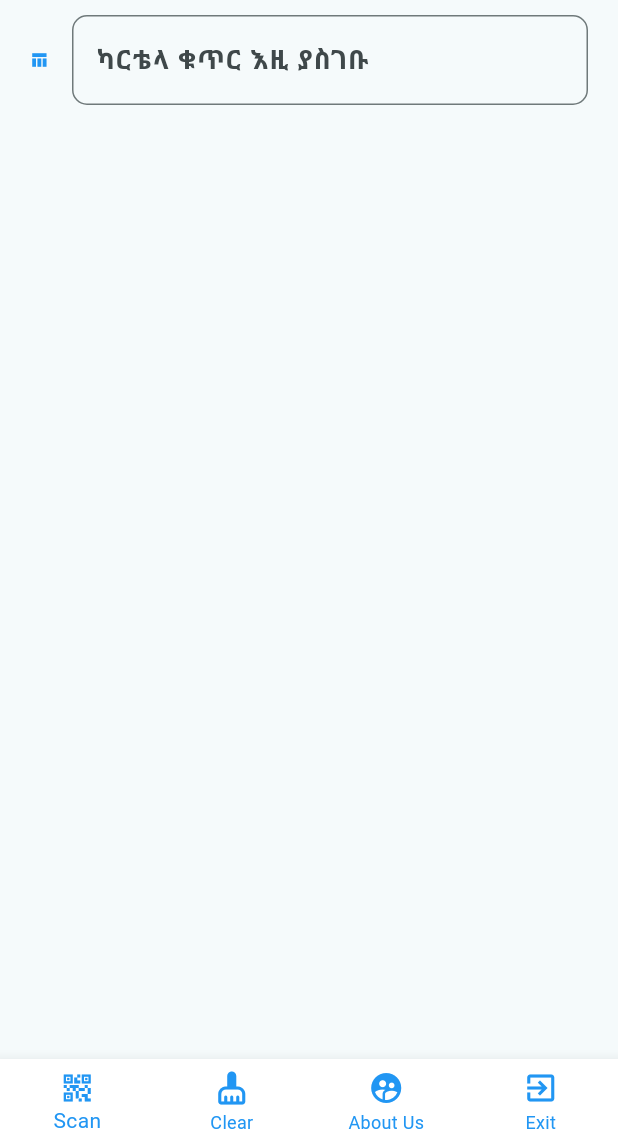
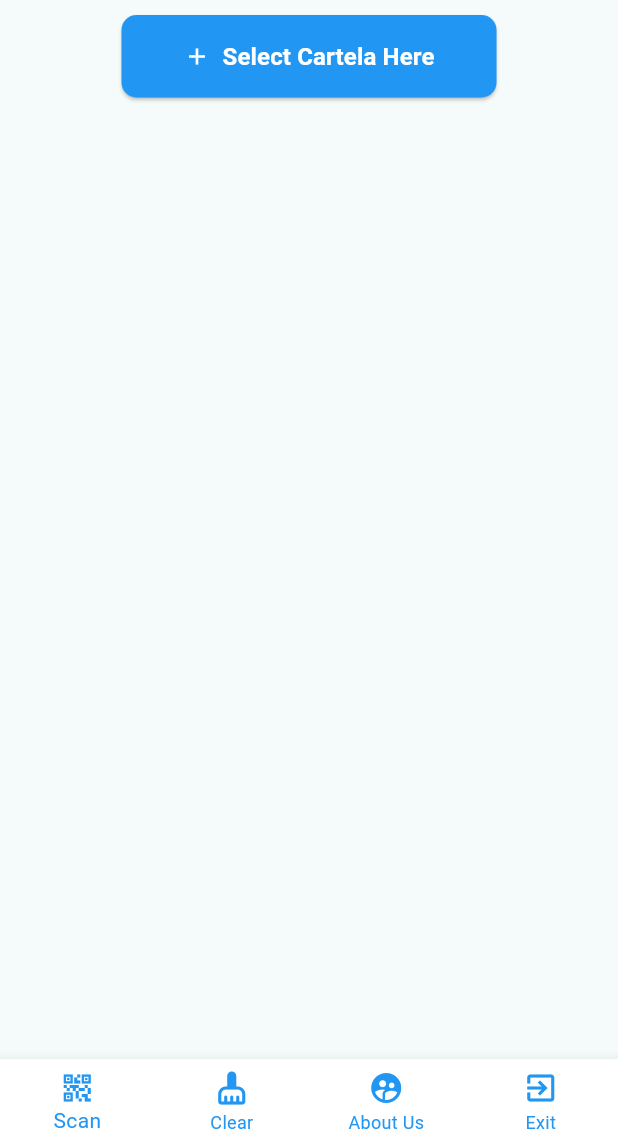
Before and after one commit to binilet/hag_cartela, a Flutter app: the screen it shows after launch, on a phone screen of 412 x 824 dp, the part 90-1236 px from its top. Run offline on Flutter 3.47's test engine with Material 3 defaults, Android fonts, the phone set to English and light mode, and no system bars; our stand-ins replace permission_handler; missing offline and left inert: qrscan.

Commit message:
board selector completed

```diff
--- /dev/null
+++ b/lib/Widgets/appBar.dart
@@ -0,0 +1,10 @@
+import 'package:flutter/material.dart';
+
+class AppBar extends StatelessWidget{
+  @override
+  Widget build(BuildContext context){
+    return AppBar(
+
+    );
+  }
+}
--- a/lib/Widgets/bottom_navigator.dart
+++ b/lib/Widgets/bottom_navigator.dart
@@ -50,7 +50,7 @@
           Provider.of<ScannerState>(context,listen: false).setIsLoading(true);
           await Provider.of<ScannerState>(context,listen: false).scanQR();
           Provider.of<ScannerState>(context,listen: false).setIsLoading(false);
-          //_scanQR();
+
         } else if (index == 1) {//clear
           Provider.of<ScannerState>(context,listen:false).resetBoards();
         } else if (index == 2) {//about us
--- a/lib/main.dart
+++ b/lib/main.dart
@@ -4,6 +4,7 @@
 import './Widgets/bottom_navigator.dart';
 import 'package:provider/provider.dart';
 import './States/scanner_state.dart';
+import './Widgets/BoardSelector.dart';
 
 void main() {
   runApp(const MyApp());
@@ -40,7 +41,31 @@
               padding: EdgeInsets.only(top: 10.0),
               child: MyHomePage(),
             ),
-          ),
+          ) /*Stack(
+            children: [
+              const SingleChildScrollView(
+                child: Padding(
+                  padding: EdgeInsets.only(top: 10.0),
+                  child: MyHomePage(),
+                ),
+              ),
+              // Text watermark overlay
+              Positioned.fill(
+                child: IgnorePointer(
+                  child: Center(
+                    child: Text(
+                      'HAGERE GAMES!',
+                      style: TextStyle(
+                        color: Colors.grey.withOpacity(0.5), // Adjust color and opacity
+                        fontSize: 20.0, // Adjust the font size
+                        fontWeight: FontWeight.bold,
+                      ),
+                    ),
+                  ),
+                ),
+              ),
+            ],
+          )*/,
           bottomNavigationBar: BottomNavigator(),
         ),
       ),
@@ -87,6 +112,11 @@
   Widget build(BuildContext context) {
     List<Color> blueShades = [Colors.red, Colors.orange, Colors.yellow, Colors.green, Colors.blue];
     final myState = Provider.of<ScannerState>(context);
+    // Get the screen width
+    double screenWidth = MediaQuery.of(context).size.width;
+
+    // Calculate the text size based on the screen width
+    double textSize = screenWidth * 0.04; // You can adjust the multiplier as needed
     return Material(
       child: Column(
         children: <Widget>[
@@ -96,10 +126,10 @@
               Expanded(
                 // Add this
                 child: Padding(
-                  padding: EdgeInsets.only(left: 20.0, right: 20.0,bottom: 15.0),
+                  padding: EdgeInsets.only(left: 10.0, right: 10.0,bottom: 1.0),
                   child: Column(
                     children: [
-                      TextField(
+                      /*TextField(
                         controller: board_id_controller,
                         keyboardType: TextInputType.number,
                         style: TextStyle(
@@ -133,9 +163,39 @@
                         numbers = fetchNumbers(value);
                       });*/
                         },
-                      ),
+                      ),*/
+                      ElevatedButton(
+                        onPressed: () {
+                          // Handle button press here
+                          Navigator.push(
+                            context,
+                            MaterialPageRoute(
+                              builder: (context) => BoardSelectorWidget(data: myState.boards),
+                            ),
+                          );
+                        },
+                        style: ElevatedButton.styleFrom(
+                          primary: Colors.blue, // This is the background color
+                          onPrimary: Colors.white, // This is the color of the text and icon
+                          shape: RoundedRectangleBorder(
+                            borderRadius: BorderRadius.circular(10), // This is the border radius
+                          ),
+                          padding: EdgeInsets.symmetric(horizontal: 20, vertical: 16), // Adjust as needed
+                          minimumSize: Size(250, 50), // Adjust as needed
+                        ),
+                        child: Row(
+                          mainAxisSize: MainAxisSize.min,
+                          children: [
+                            Icon(Icons.add), // Add your desired icon
+                            SizedBox(width: 8), // Adjust spacing between icon and text
+                            Text('Select Cartela Here',style: TextStyle(fontWeight: FontWeight.bold,fontSize: 16.0),),
+                          ],
+                        ),
+                      )
+                      ,
 
-                      Column(
+
+      Column(
                         children: [
                           Text(
                             myState.isLoadingDone ? '${myState.message}' : '',
@@ -193,7 +253,7 @@
                         mainAxisAlignment: MainAxisAlignment.spaceEvenly, // Add this
                         children: 'BINGO'
                             .split('')
-                            .map((letter) => Text(letter,
+                               .map((letter) => Text(letter,
                             style: TextStyle(
                                 fontSize: 24.0,
                                 color: blueShades['BINGO'.indexOf(letter)],
@@ -251,7 +311,7 @@
                                           .cartNums[index % 5][index ~/ 5]
                                           .toString(),
                                       style: TextStyle(
-                                        fontSize: 24.0, // adjust as needed
+                                        fontSize: textSize, // adjust as needed
                                         color: boardColorsList?[boardIndex][index] == Colors.white
                                             ? Colors.blueGrey
                                             : Colors.white,
```
Also changed, not shown: lib/States/scanner_state.dart (+6 -1 lines), lib/Widgets/BoardSelector.dart (added, +212 -0 lines).
